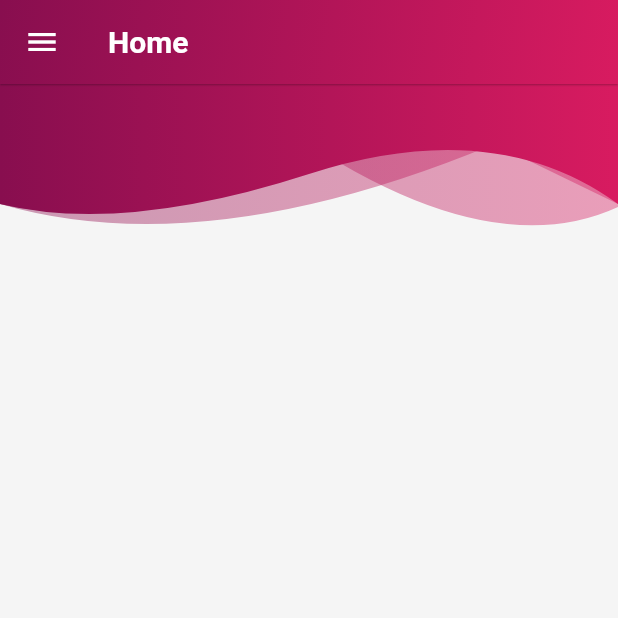
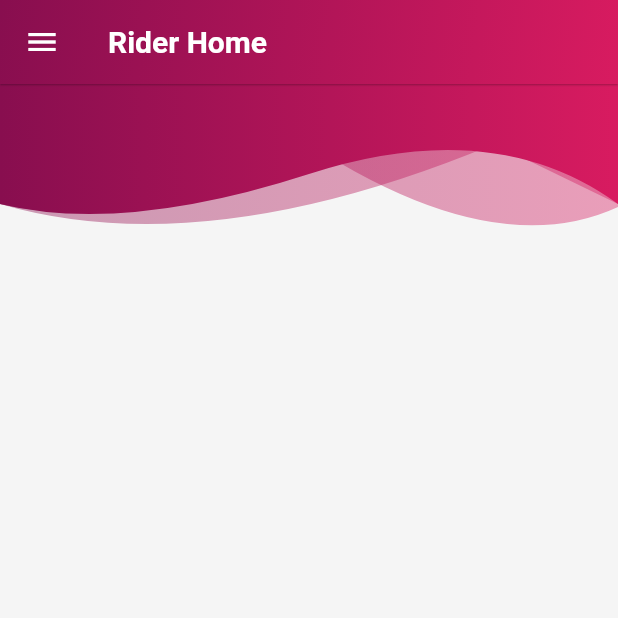
Before and after one commit to Ramadhansyukri/fyp_2, a Flutter app: the screen it shows once a user with an empty profile is signed in, on a phone screen of 412 x 824 dp, the top half of it. Run offline on Flutter 3.47's test engine with Material 2 defaults, Android fonts, the phone set to English and light mode, and no system bars; our stand-ins replace cloud_firestore, email_validator, firebase_auth, firebase_core, fluttertoast; accounts and stored records are empty.

Commit message:
Multiple users

```diff
--- a/lib/models/user_models.dart
+++ b/lib/models/user_models.dart
@@ -1,6 +1,6 @@
 class Users {
 
-  final String uid;
+  final String? uid;
   final String name;
   final String email;
   final String phone;
--- /dev/null
+++ b/lib/screens/home_screen.dart
@@ -0,0 +1,67 @@
+import 'package:firebase_auth/firebase_auth.dart';
+import 'package:flutter/material.dart';
+import 'package:fyp_2/models/user_models.dart';
+import 'package:fyp_2/screens/rider_home_screen.dart';
+import 'package:fyp_2/screens/user_home_screen.dart';
+import 'package:fyp_2/screens/wrapper.dart';
+import 'package:fyp_2/services/database.dart';
+
+
+class Home extends StatefulWidget {
+  const Home({Key? key}) : super(key: key);
+
+  @override
+  State<Home> createState() => _HomeState();
+}
+
+class _HomeState extends State<Home> {
+
+  String uid = FirebaseAuth.instance.currentUser!.uid;
+
+
+  @override
+  Widget build(BuildContext context) {
+    return Scaffold(
+      body: FutureBuilder<Users?>(
+        future: UserDatabaseService(uid: uid).getUser(),
+        builder: (context, snapshot){
+          if (snapshot.connectionState == ConnectionState.waiting){
+            return const Center(child: CircularProgressIndicator());
+          } else if (snapshot.hasError){
+            return Text("Something went wrong! ${snapshot.error.toString()}");
+          } else if (snapshot.hasData) {
+            final Users user = snapshot.data!;
+            if("${user.usertype}" == "Customer"){
+              return UserHome(user: user);
+            }else if("${user.usertype}" == "Rider"){
+              return RiderHome(user: user);
+            }else {
+              return RiderHome(user: user);
+            }
+          } else {
+            return Center(
+              child: ElevatedButton(
+                child: Padding(
+                  padding: const EdgeInsets.fromLTRB(40, 10, 40, 10),
+                  child: Text(
+                    "Log Out".toUpperCase(),
+                    style: const TextStyle(
+                      fontSize: 20,
+                      fontWeight: FontWeight.bold,
+                      color: Colors.white,
+                    ),
+                  ),
+                ),
+                onPressed: () async {
+                  FirebaseAuth.instance.signOut();
+                  Navigator.push( context, MaterialPageRoute(builder: (context) => const Wrapper()), );
+                },
+              ),
+            );
+          }
+        },
+      ),
+    );
+
+  }
+}
--- /dev/null
+++ b/lib/screens/rider_home_screen.dart
@@ -0,0 +1,112 @@
+import 'package:flutter/material.dart';
+import 'package:fyp_2/screens/wrapper.dart';
+
+import '../models/user_models.dart';
+import '../services/auth.dart';
+import '../widgets/header_widget.dart';
+import 'user_profile_screen.dart';
+
+class RiderHome extends StatefulWidget {
+  //const RiderHome({Key? key}) : super(key: key);
+
+  const RiderHome({Key? key,required this.user}) : super(key: key);
+  final Users? user;
+
+  @override
+  State<RiderHome> createState() => _RiderHomeState();
+}
+
+class _RiderHomeState extends State<RiderHome> {
+  final double  _drawerIconSize = 24;
+  final double _drawerFontSize = 17;
+
+  final AuthService _auth = AuthService();
+
+  get user => null;
+
+  @override
+  Widget build(BuildContext context) {
+    return Scaffold(
+      appBar: AppBar(
+        title: const Text("Rider Home",
+          style: TextStyle(color: Colors.white, fontWeight: FontWeight.bold),
+        ),
+        elevation: 0.5,
+        iconTheme: const IconThemeData(color: Colors.white),
+        flexibleSpace:Container(
+          decoration: BoxDecoration(
+              gradient: LinearGradient(
+                  begin: Alignment.topLeft,
+                  end: Alignment.bottomRight,
+                  colors: <Color>[Theme.of(context).primaryColor, Theme.of(context).colorScheme.secondary,]
+              )
+          ),
+        ),
+      ),
+      drawer: Drawer(
+        child: Container(
+          decoration:BoxDecoration(
+              gradient: LinearGradient(
+                  begin: Alignment.topLeft,
+                  end: Alignment.bottomRight,
+                  stops: const [0.0, 1.0],
+                  colors: [
+                    Theme.of(context).primaryColor.withOpacity(0.2),
+                    Theme.of(context).colorScheme.secondary.withOpacity(0.5),
+                  ]
+              )
+          ) ,
+          child: ListView(
+            children: [
+              DrawerHeader(
+                decoration: BoxDecoration(
+                  color: Theme.of(context).primaryColor,
+                  gradient: LinearGradient(
+                    begin: Alignment.topLeft,
+                    end: Alignment.bottomRight,
+                    stops: const [0.0, 1.0],
+                    colors: [ Theme.of(context).primaryColor,Theme.of(context).colorScheme.secondary,],
+                  ),
+                ),
+                child: Container(
+                  alignment: Alignment.bottomLeft,
+                  child: const Text("Food Delivery",
+                    style: TextStyle(fontSize: 25,color: Colors.white, fontWeight: FontWeight.bold),
+                  ),
+                ),
+              ),
+              ListTile(
+                leading: Icon(Icons.verified_user_sharp, size: _drawerIconSize,color: Theme.of(context).colorScheme.secondary,),
+                title: Text('Profile Page',style: TextStyle(fontSize: _drawerFontSize,color: Theme.of(context).colorScheme.secondary),),
+                onTap: () {
+                  Navigator.push( context, MaterialPageRoute(builder: (context) => UserProfile(user: widget.user)), );
+                },
+              ),
+              Divider(color: Theme.of(context).primaryColor, height: 1,),
+              ListTile(
+                leading: Icon(Icons.logout_rounded, size: _drawerIconSize,color: Theme.of(context).colorScheme.secondary,),
+                title: Text('Logout',style: TextStyle(fontSize: _drawerFontSize,color: Theme.of(context).colorScheme.secondary),),
+                onTap: () async {
+                  await _auth.SignOut();
+                  Navigator.push( context, MaterialPageRoute(builder: (context) => const Wrapper()), );
+                },
+              ),
+              Divider(color: Theme.of(context).primaryColor, height: 1,),
+              ListTile(
+                leading: Icon(Icons.logout_rounded, size: _drawerIconSize,color: Theme.of(context).colorScheme.secondary,),
+                title: Text('Logout',style: TextStyle(fontSize: _drawerFontSize,color: Theme.of(context).colorScheme.secondary),),
+                onTap: () async {
+                  await _auth.SignOut();
+                  Navigator.push( context, MaterialPageRoute(builder: (context) => const Wrapper()), );
+                },
+              ),
+            ],
+          ),
+        ),
+      ),
+      body: const SingleChildScrollView(
+          child: SizedBox(height: 100, child: HeaderWidget(100,false,Icons.house_rounded),)
+      ),
+    );
+  }
+}
--- a/lib/screens/verify_email_screen.dart
+++ b/lib/screens/verify_email_screen.dart
@@ -2,7 +2,7 @@ import 'dart:async';
 
 import 'package:firebase_auth/firebase_auth.dart';
 import 'package:flutter/material.dart';
-import 'package:fyp_2/screens/user_home_screen.dart';
+import 'package:fyp_2/screens/home_screen.dart';
 import 'package:fyp_2/screens/wrapper.dart';
 import 'package:fyp_2/shared/theme_helper.dart';
 import 'package:fyp_2/widgets/header_widget.dart';
@@ -60,7 +60,7 @@ class _VerifyEmailState extends State<VerifyEmail> {
 
   @override
   Widget build(BuildContext context) => isEmailVerified
-      ? const UserHome()
+      ? const Home()
       : Scaffold(
       backgroundColor: Colors.white,
       body: SingleChildScrollView(
```
Also changed, not shown: lib/screens/splash_screen.dart (+7 -7 lines), lib/screens/user_home_screen.dart (+11 -2 lines), lib/screens/user_profile_screen.dart (+36 -43 lines), lib/screens/user_register.dart (+7 -2 lines), lib/services/auth.dart (+1 -6 lines), lib/services/database.dart (+12 -2 lines).
